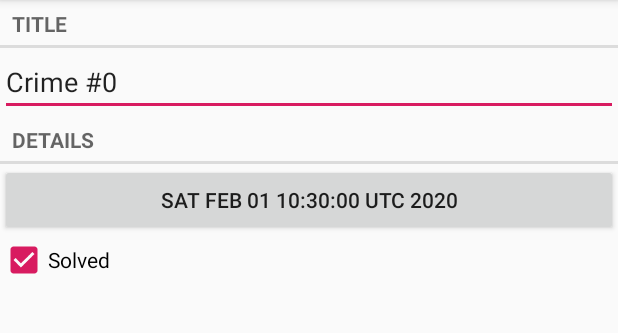
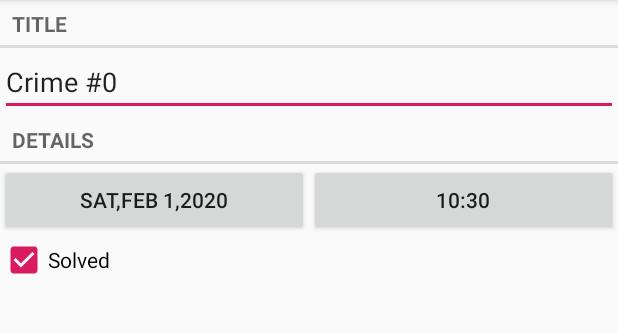
Before and after one commit to chenjun15/CriminalIntent, an Android app: the CrimeFragment screen opened directly, with no data from a screen before it, on a phone screen of 412 x 824 dp, the part 84-417 px from its top. Run offline under Robolectric (Android 15) with nearby library versions, the phone set to English and light mode, and no system bars.

Commit message:
2.3 挑战练习: 更多对话框

```diff
--- a/app/build.gradle
+++ b/app/build.gradle
@@ -5,7 +5,7 @@ android {
     buildToolsVersion "29.0.2"
     defaultConfig {
         applicationId "com.cj.criminalintent"
-        minSdkVersion 19
+        minSdkVersion 23
         targetSdkVersion 29
         versionCode 1
         versionName "1.0"
--- a/app/src/main/java/com/cj/criminalintent/CrimeFragment.java
+++ b/app/src/main/java/com/cj/criminalintent/CrimeFragment.java
@@ -18,6 +18,8 @@ import androidx.annotation.Nullable;
 import androidx.fragment.app.Fragment;
 import androidx.fragment.app.FragmentManager;
 
+import java.text.DateFormat;
+import java.text.SimpleDateFormat;
 import java.util.Date;
 import java.util.UUID;
 
@@ -25,12 +27,15 @@ public class CrimeFragment extends Fragment {
 
     private static final String ARG_CRIME_ID = "crime_id";
     private static final String DIALOG_DATE = "DialogDate";
+    private static final String DIALOG_TIME = "DialogTime";
 
     private static final int REQUEST_DATE = 0;
+    private static final int REQUEST_TIME = 1;
 
     private Crime mCrime;
     private EditText mTitleField;
     private Button mDateButton;
+    private Button mTimeButton;
     private CheckBox mSolvedCheckBox;
 
     public static CrimeFragment newInstance(UUID crimeId) {
@@ -85,6 +90,21 @@ public class CrimeFragment extends Fragment {
             }
         });
 
+        mTimeButton = v.findViewById(R.id.crime_time);
+        updateTime();
+        mTimeButton.setOnClickListener(new View.OnClickListener() {
+            @Override
+            public void onClick(View v) {
+                FragmentManager manager = getFragmentManager();
+                Date date = mCrime.getDate();
+                int hour = date.getHours();
+                int minute = date.getMinutes();
+                TimePickerFragment dialog = TimePickerFragment.newInstance(hour * 60 + minute);
+                dialog.setTargetFragment(CrimeFragment.this, REQUEST_TIME);
+                dialog.show(manager, DIALOG_TIME);
+            }
+        });
+
         mSolvedCheckBox = v.findViewById(R.id.crime_solved);
         mSolvedCheckBox.setChecked(mCrime.isSolved());
         mSolvedCheckBox.setOnCheckedChangeListener(new CompoundButton.OnCheckedChangeListener() {
@@ -102,13 +122,30 @@ public class CrimeFragment extends Fragment {
         if (resultCode != Activity.RESULT_OK)
             return;
         if (requestCode == REQUEST_DATE) {
-            Date date = (Date) data.getSerializableExtra(DatePickerFragment.EXTRA_DATE);
+            Date date = mCrime.getDate();
+            Date date1 = (Date) data.getSerializableExtra(DatePickerFragment.EXTRA_DATE);
+            date.setYear(date1.getYear());
+            date.setMonth(date1.getMonth());
+            date.setDate(date1.getDay());
             mCrime.setDate(date);
             updateDate();
+        } else if (requestCode == REQUEST_TIME) {
+            int time = data.getIntExtra(TimePickerFragment.EXTRA_TIME, 0);
+            Date date = mCrime.getDate();
+            date.setHours(time / 60);
+            date.setMinutes(time % 60);
+            mCrime.setDate(date);
+            updateTime();
         }
     }
 
     private void updateDate() {
-        mDateButton.setText(mCrime.getDate().toString());
+        DateFormat df = new SimpleDateFormat("E,MMM d,YYYY");
+        mDateButton.setText(df.format(mCrime.getDate()));
+    }
+
+    private void updateTime() {
+        DateFormat df = new SimpleDateFormat("HH:mm");
+        mTimeButton.setText(df.format(mCrime.getDate()));
     }
 }
--- /dev/null
+++ b/app/src/main/res/layout/dialog_time.xml
@@ -0,0 +1,6 @@
+<?xml version="1.0" encoding="utf-8"?>
+<TimePicker xmlns:android="http://schemas.android.com/apk/res/android"
+    android:id="@+id/dialog_time_picker"
+    android:layout_width="wrap_content"
+    android:layout_height="wrap_content"
+    android:calendarViewShown="false" />
--- a/app/src/main/res/layout/fragment_crime.xml
+++ b/app/src/main/res/layout/fragment_crime.xml
@@ -23,10 +23,24 @@
         android:layout_height="wrap_content"
         android:text="@string/crime_details_label" />
 
-    <Button
-        android:id="@+id/crime_date"
+    <LinearLayout
         android:layout_width="match_parent"
-        android:layout_height="wrap_content" />
+        android:layout_height="wrap_content"
+        android:orientation="horizontal">
+
+        <Button
+            android:id="@+id/crime_date"
+            android:layout_width="match_parent"
+            android:layout_height="wrap_content"
+            android:layout_weight="1" />
+
+        <Button
+            android:id="@+id/crime_time"
+            android:layout_width="match_parent"
+            android:layout_height="wrap_content"
+            android:layout_weight="1" />
+
+    </LinearLayout>
 
     <CheckBox
         android:id="@+id/crime_solved"
--- a/app/src/main/res/values/strings.xml
+++ b/app/src/main/res/values/strings.xml
@@ -5,4 +5,5 @@
     <string name="crime_details_label">Details</string>
     <string name="crime_solved_label">Solved</string>
     <string name="date_picker_title">Date of crime:</string>
+    <string name="time_picker_title">Time of crime:</string>
 </resources>
```
Also changed, not shown: app/src/main/java/com/cj/criminalintent/TimePickerFragment.java (added, +71 -0 lines).
